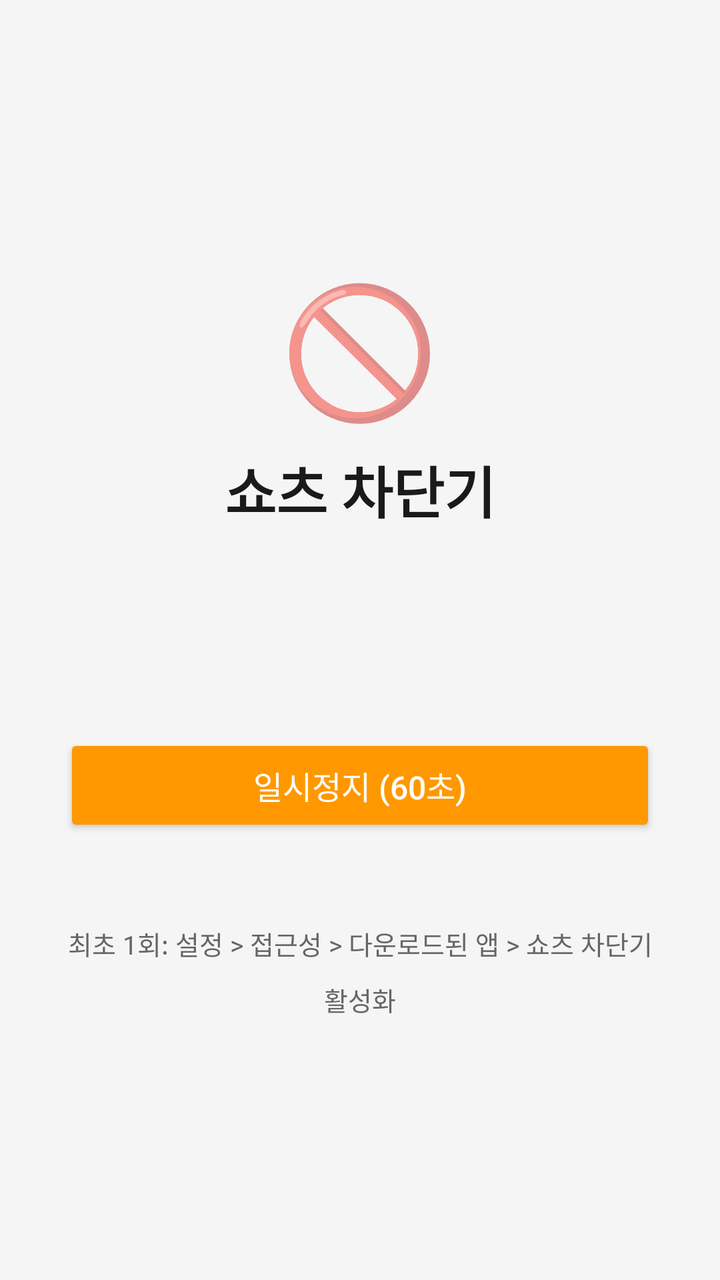
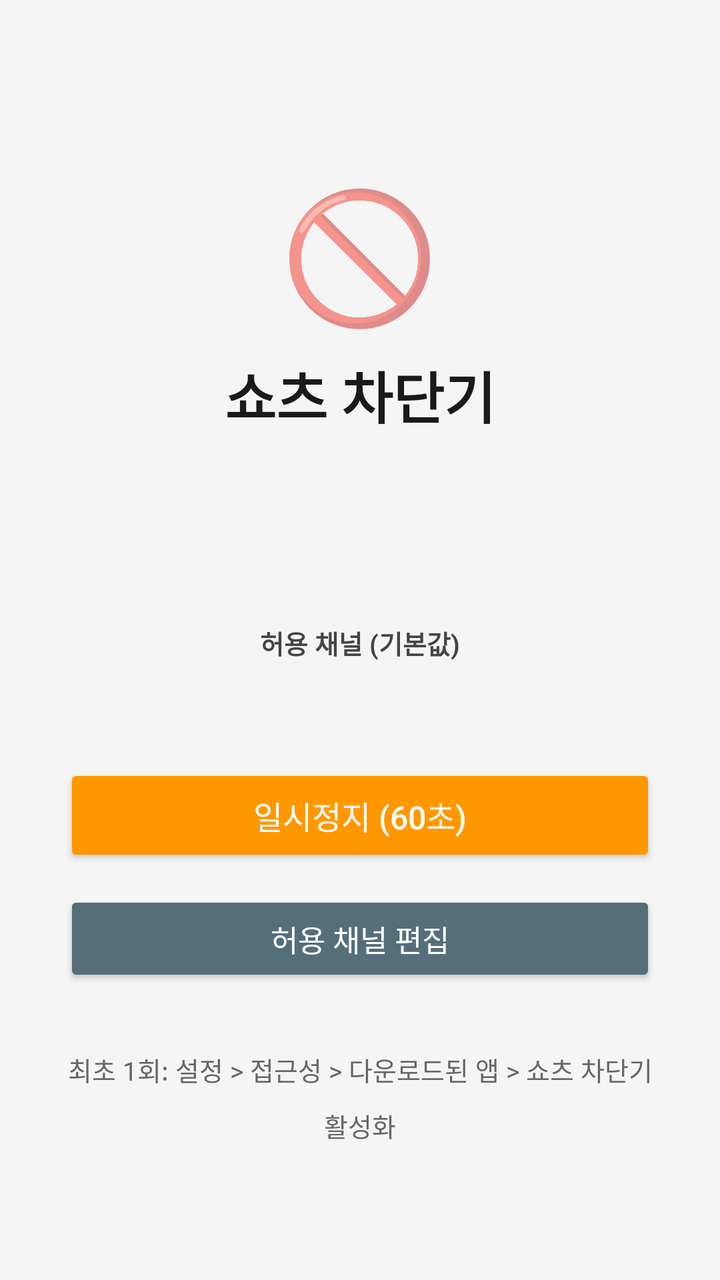

The first picture is an Android layout as it rendered before a commit; the second is the same layout after the commit. The layout source and the unified diff follow.
<!-- AndroidManifest.xml: application theme Theme.AppCompat.Light.DarkActionBar -->
<!-- res/layout/activity_main.xml -->
<?xml version="1.0" encoding="utf-8"?>
<LinearLayout xmlns:android="http://schemas.android.com/apk/res/android"
    android:layout_width="match_parent"
    android:layout_height="match_parent"
    android:orientation="vertical"
    android:gravity="center"
    android:padding="32dp"
    android:background="#F5F5F5">

    <TextView
        android:layout_width="wrap_content"
        android:layout_height="wrap_content"
        android:text="🚫"
        android:textSize="64sp"
        android:layout_marginBottom="8dp"/>

    <TextView
        android:layout_width="wrap_content"
        android:layout_height="wrap_content"
        android:text="쇼츠 차단기"
        android:textSize="28sp"
        android:textStyle="bold"
        android:textColor="#1A1A1A"
        android:layout_marginBottom="48dp"/>

    <TextView
        android:id="@+id/status_text"
        android:layout_width="wrap_content"
        android:layout_height="wrap_content"
        android:textSize="16sp"
        android:textStyle="bold"
        android:layout_marginBottom="32dp"/>

    <Button
        android:id="@+id/pause_button"
        android:layout_width="match_parent"
        android:layout_height="wrap_content"
        android:text="일시정지 (60초)"
        android:textSize="16sp"
        android:padding="14dp"
        android:layout_marginBottom="12dp"
        android:backgroundTint="#FF9800"
        android:textColor="#FFFFFF"/>

    <TextView
        android:layout_width="match_parent"
        android:layout_height="wrap_content"
        android:text="최초 1회: 설정 &gt; 접근성 &gt; 다운로드된 앱 &gt; 쇼츠 차단기 활성화"
        android:textSize="13sp"
        android:textColor="#666666"
        android:layout_marginTop="32dp"
        android:gravity="center"
        android:lineSpacingMultiplier="1.5"/>

</LinearLayout>
<!-- resources referenced by this layout -->
<resources>

</resources>

<!-- the commit's change to res/layout/activity_main.xml (unified diff, before → after) -->
@@ -1,55 +1,97 @@
 <?xml version="1.0" encoding="utf-8"?>
-<LinearLayout xmlns:android="http://schemas.android.com/apk/res/android"
+<ScrollView xmlns:android="http://schemas.android.com/apk/res/android"
     android:layout_width="match_parent"
     android:layout_height="match_parent"
-    android:orientation="vertical"
-    android:gravity="center"
-    android:padding="32dp"
+    android:fillViewport="true"
     android:background="#F5F5F5">
 
-    <TextView
-        android:layout_width="wrap_content"
-        android:layout_height="wrap_content"
-        android:text="🚫"
-        android:textSize="64sp"
-        android:layout_marginBottom="8dp"/>
-
-    <TextView
-        android:layout_width="wrap_content"
-        android:layout_height="wrap_content"
-        android:text="쇼츠 차단기"
-        android:textSize="28sp"
-        android:textStyle="bold"
-        android:textColor="#1A1A1A"
-        android:layout_marginBottom="48dp"/>
-
-    <TextView
-        android:id="@+id/status_text"
-        android:layout_width="wrap_content"
-        android:layout_height="wrap_content"
-        android:textSize="16sp"
-        android:textStyle="bold"
-        android:layout_marginBottom="32dp"/>
-
-    <Button
-        android:id="@+id/pause_button"
+    <LinearLayout
         android:layout_width="match_parent"
         android:layout_height="wrap_content"
-        android:text="일시정지 (60초)"
-        android:textSize="16sp"
-        android:padding="14dp"
-        android:layout_marginBottom="12dp"
-        android:backgroundTint="#FF9800"
-        android:textColor="#FFFFFF"/>
+        android:orientation="vertical"
+        android:gravity="center"
+        android:paddingLeft="32dp"
+        android:paddingRight="32dp"
+        android:paddingTop="48dp"
+        android:paddingBottom="32dp">
 
-    <TextView
-        android:layout_width="match_parent"
-        android:layout_height="wrap_content"
-        android:text="최초 1회: 설정 &gt; 접근성 &gt; 다운로드된 앱 &gt; 쇼츠 차단기 활성화"
-        android:textSize="13sp"
-        android:textColor="#666666"
-        android:layout_marginTop="32dp"
-        android:gravity="center"
-        android:lineSpacingMultiplier="1.5"/>
+        <TextView
+            android:layout_width="wrap_content"
+            android:layout_height="wrap_content"
+            android:text="🚫"
+            android:textSize="64sp"
+            android:layout_marginBottom="8dp"/>
 
-</LinearLayout>
+        <TextView
+            android:layout_width="wrap_content"
+            android:layout_height="wrap_content"
+            android:text="쇼츠 차단기"
+            android:textSize="28sp"
+            android:textStyle="bold"
+            android:textColor="#1A1A1A"
+            android:layout_marginBottom="48dp"/>
+
+        <TextView
+            android:id="@+id/status_text"
+            android:layout_width="wrap_content"
+            android:layout_height="wrap_content"
+            android:gravity="center"
+            android:textSize="16sp"
+            android:textStyle="bold"
+            android:layout_marginBottom="24dp"/>
+
+        <TextView
+            android:id="@+id/allowlist_heading"
+            android:layout_width="match_parent"
+            android:layout_height="wrap_content"
+            android:gravity="center"
+            android:text="@string/allowlist_heading_default"
+            android:textSize="13sp"
+            android:textStyle="bold"
+            android:textColor="#444444"
+            android:layout_marginBottom="4dp"/>
+
+        <TextView
+            android:id="@+id/allowlist_text"
+            android:layout_width="match_parent"
+            android:layout_height="wrap_content"
+            android:gravity="center"
+            android:textSize="14sp"
+            android:textColor="#333333"
+            android:lineSpacingMultiplier="1.3"
+            android:textIsSelectable="true"
+            android:layout_marginBottom="28dp"/>
+
+        <Button
+            android:id="@+id/pause_button"
+            android:layout_width="match_parent"
+            android:layout_height="wrap_content"
+            android:text="일시정지 (60초)"
+            android:textSize="16sp"
+            android:padding="14dp"
+            android:layout_marginBottom="12dp"
+            android:backgroundTint="#FF9800"
+            android:textColor="#FFFFFF"/>
+
+        <Button
+            android:id="@+id/allowlist_button"
+            android:layout_width="match_parent"
+            android:layout_height="wrap_content"
+            android:text="@string/allowlist_edit"
+            android:textSize="15sp"
+            android:padding="12dp"
+            android:backgroundTint="#546E7A"
+            android:textColor="#FFFFFF"/>
+
+        <TextView
+            android:layout_width="match_parent"
+            android:layout_height="wrap_content"
+            android:text="최초 1회: 설정 &gt; 접근성 &gt; 다운로드된 앱 &gt; 쇼츠 차단기 활성화"
+            android:textSize="13sp"
+            android:textColor="#666666"
+            android:layout_marginTop="32dp"
+            android:gravity="center"
+            android:lineSpacingMultiplier="1.5"/>
+
+    </LinearLayout>
+</ScrollView>
<!-- resource entries referenced after the edit -->
@@ -1,5 +1,6 @@
 <!-- resources referenced by this layout -->
 <resources>
-
+  <string name="allowlist_edit">허용 채널 편집</string>
+  <string name="allowlist_heading_default">허용 채널 (기본값)</string>
 </resources>
 
